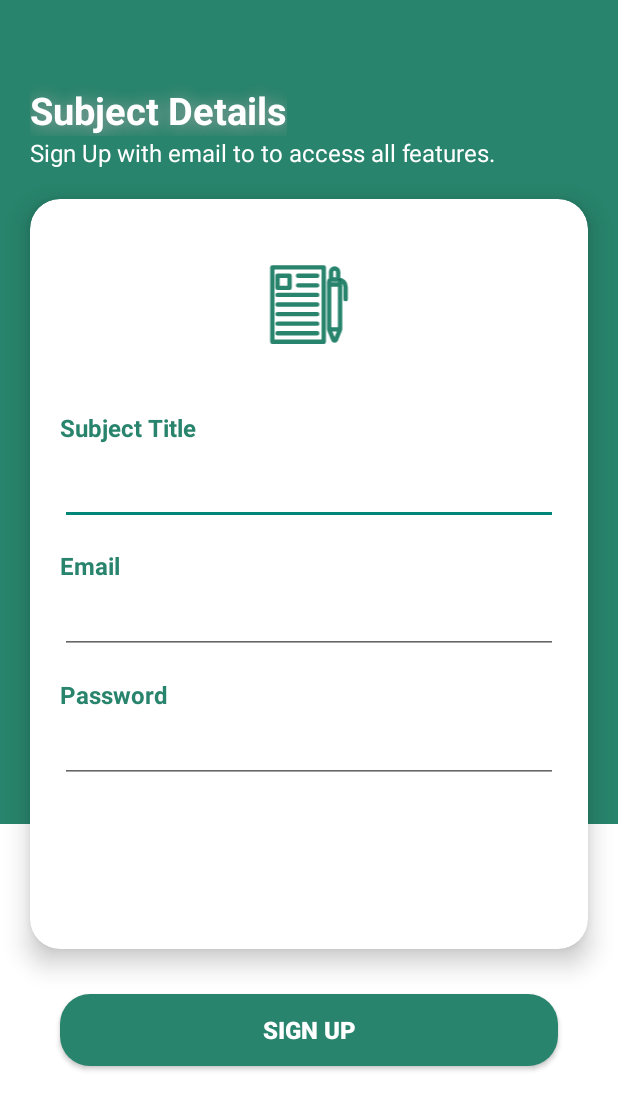
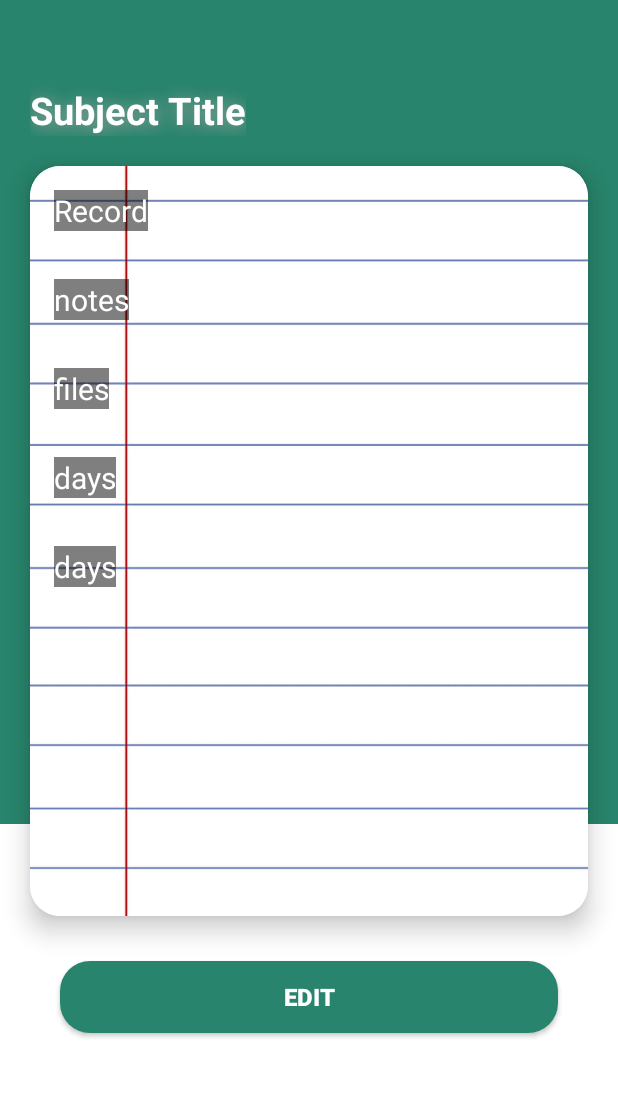
Before and after one commit to Subject-Planner/Subject-Planner-App, an Android app: the SubjectDetailsActivity screen opened directly, with no data from a screen before it, on a phone screen of 412 x 824 dp. Shown: the top 1110 px of the screen. Run offline under Robolectric (Android 15) with nearby library versions, the phone set to English and light mode, and no system bars.

Commit message:
subject-details-demo

```diff
--- a/app/src/main/res/layout/activity_subject_details.xml
+++ b/app/src/main/res/layout/activity_subject_details.xml
@@ -21,8 +21,6 @@
             android:layout_height="0sp"
             android:layout_weight="1"
             android:background="@color/white"></View>
-
-
     </LinearLayout>
 
     <LinearLayout
@@ -37,7 +35,7 @@
         <TextView
             android:layout_width="wrap_content"
             android:layout_height="wrap_content"
-            android:text="@string/subject_details"
+            android:text="Subject Title"
             android:textColor="@color/white"
             android:textStyle="bold"
             android:textSize="25sp"
@@ -47,15 +45,6 @@
             android:shadowRadius="15"
             android:shadowColor="@android:color/darker_gray"
             />
-        <TextView
-            android:layout_width="wrap_content"
-            android:layout_height="wrap_content"
-            android:text="Sign Up with email to to access all features."
-            android:textColor="@color/white"
-            android:textStyle="normal"
-            android:textSize="16sp"
-            android:layout_marginStart="20sp"
-            tools:ignore="HardcodedText" />
 
         <androidx.cardview.widget.CardView
             android:layout_width="match_parent"
@@ -64,89 +53,70 @@
             android:layout_margin="20sp"
             app:cardCornerRadius="20sp"
             app:cardElevation="10sp">
+
+            <!-- Record TextView over the CardView -->
+            <ImageView
+                android:layout_width="match_parent"
+                android:layout_height="match_parent"
+                android:scaleType="centerCrop"
+                android:src="@drawable/note_background" />
             <ScrollView
                 android:layout_width="match_parent"
                 android:layout_height="wrap_content">
+
+                <!-- Your scrollable content goes here -->
+
+
             <LinearLayout
-
                 android:layout_width="match_parent"
                 android:layout_height="match_parent"
-                    android:orientation="vertical"
-                    android:layout_gravity="center"
-                    android:padding="20sp">
-
-                    <RelativeLayout
-                        android:layout_width="match_parent"
-                        android:layout_height="70sp"
-                        android:layout_marginTop="15sp">
-
-                        <ImageView
-                            android:layout_width="match_parent"
-                            android:layout_height="match_parent"
-                            android:src="@drawable/education_learning_19_svgrepo_com">
-
-                        </ImageView>
-
-                    </RelativeLayout>
+                android:orientation="vertical">
+            <TextView
+                android:id="@+id/recordTextView"
+                android:layout_width="wrap_content"
+                android:layout_height="wrap_content"
+                android:text="Record"
+                android:textSize="20sp"
+                android:textColor="@android:color/white"
+                android:layout_margin="16sp"
+                android:background="#80000000" ></TextView>
 
             <TextView
-                        android:layout_width="match_parent"
+                android:id="@+id/notesTextView"
+                android:layout_width="wrap_content"
                 android:layout_height="wrap_content"
-                        android:layout_marginTop="16sp"
-                        android:paddingTop="20sp"
-                        android:inputType="text"
-                        android:minHeight="48dp"
-                        android:text="@string/subject_title"
-                        android:textColor="@color/buttonColor"
-                        android:textSize="16sp"
-                        android:textStyle="bold"
-                        tools:ignore="TextViewEdits" />
-
-                    <EditText
-                        android:id="@+id/signUpFullNameEditText"
-                        android:layout_width="match_parent"
+                android:layout_margin="16sp"
+                android:background="#80000000"
+                android:text="notes"
+                android:textColor="@android:color/white"
+                android:textSize="20sp"></TextView>
+            <TextView
+                android:id="@+id/filesTextView"
+                android:layout_width="wrap_content"
                 android:layout_height="wrap_content"
-                        android:layout_marginBottom="16sp"
-                        android:inputType="text"
-                        android:minHeight="48dp"
-                        android:textSize="16sp"
-                        tools:ignore="LabelFor,VisualLintTextFieldSize,SpeakableTextPresentCheck" />
+                android:layout_margin="16sp"
+                android:background="#80000000"
+                android:text="files"
+                android:textColor="@android:color/white"
+                android:textSize="20sp"></TextView>
             <TextView
-                        android:layout_width="match_parent"
+                android:id="@+id/daysTextView"
+                android:layout_width="wrap_content"
                 android:layout_height="wrap_content"
-                        android:text="@string/email"
-                        android:textColor="@color/buttonColor"
-                        android:textSize="16sp"
-                        android:textStyle="bold"/>
-
-                    <EditText
-                        android:id="@+id/signUpEmailEditText"
-                        android:layout_width="match_parent"
+                android:layout_margin="16sp"
+                android:background="#80000000"
+                android:text="days"
+                android:textColor="@android:color/white"
+                android:textSize="20sp"></TextView>
+            <TextView
+                android:id="@+id/gradeTextView"
+                android:layout_width="wrap_content"
                 android:layout_height="wrap_content"
-                        android:autofillHints=""
-                        android:inputType="textEmailAddress"
-                        android:minHeight="48dp"
-                        android:textSize="16sp"
-                        tools:ignore="LabelFor,VisualLintTextFieldSize,SpeakableTextPresentCheck" />
-
-                    <TextView
-                        android:layout_width="match_parent"
-                        android:layout_height="wrap_content"
-                        android:layout_marginTop="16sp"
-                        android:text="@string/password"
-                        android:textColor="@color/buttonColor"
-                        android:textSize="16sp"
-                        android:textStyle="bold"/>
-
-                    <EditText
-                        android:id="@+id/signUpPasswordEditText"
-                        android:layout_width="match_parent"
-                        android:layout_height="wrap_content"
-                        android:importantForAutofill="no"
-                        android:inputType="textPassword"
-                        android:minHeight="48dp"
-                        android:textSize="16sp"
-                        tools:ignore="VisualLintTextFieldSize,SpeakableTextPresentCheck" />
+                android:layout_margin="16sp"
+                android:background="#80000000"
+                android:text="days"
+                android:textColor="@android:color/white"
+                android:textSize="20sp"></TextView>
 
             </LinearLayout>
             </ScrollView>
@@ -162,17 +132,10 @@
             android:layout_marginLeft="40sp"
             android:layout_marginRight="40sp"
             android:background="@drawable/button_background"
-            android:text="@string/sign_up"
+            android:text="Edit"
             android:textSize="16sp"
             android:textStyle="bold"
             android:textColor="@color/white"
             />
-
     </LinearLayout>
-
-
-
-
-
-
 </RelativeLayout>
```
Lines whose indentation alone changed are shown as unchanged.
